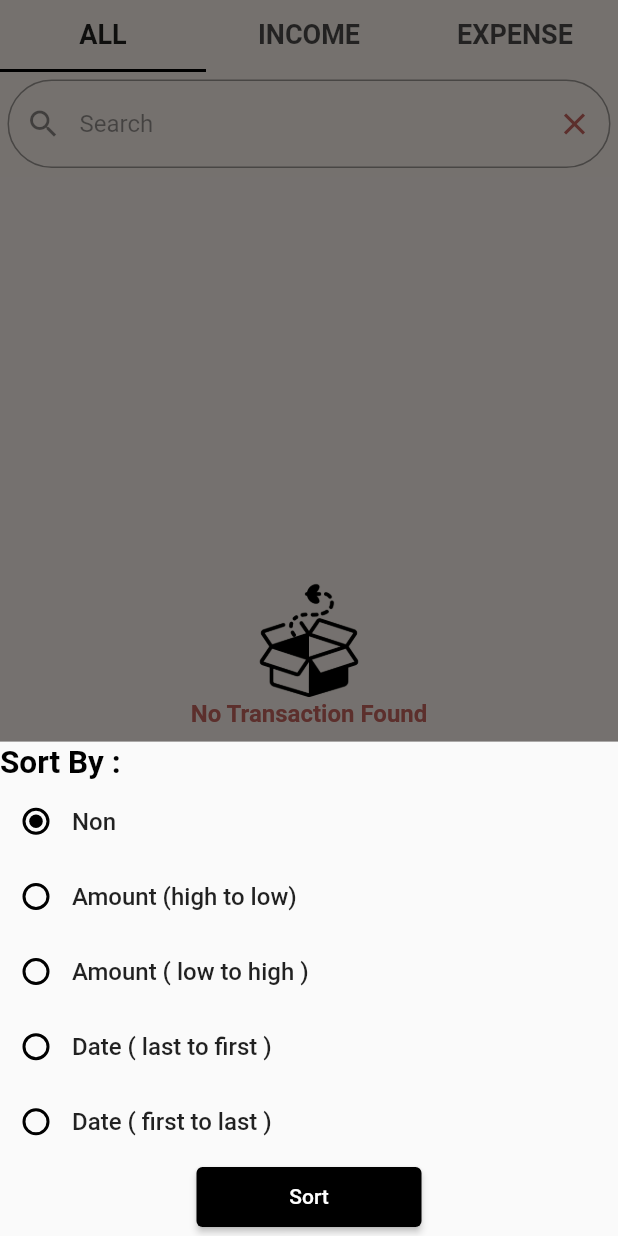
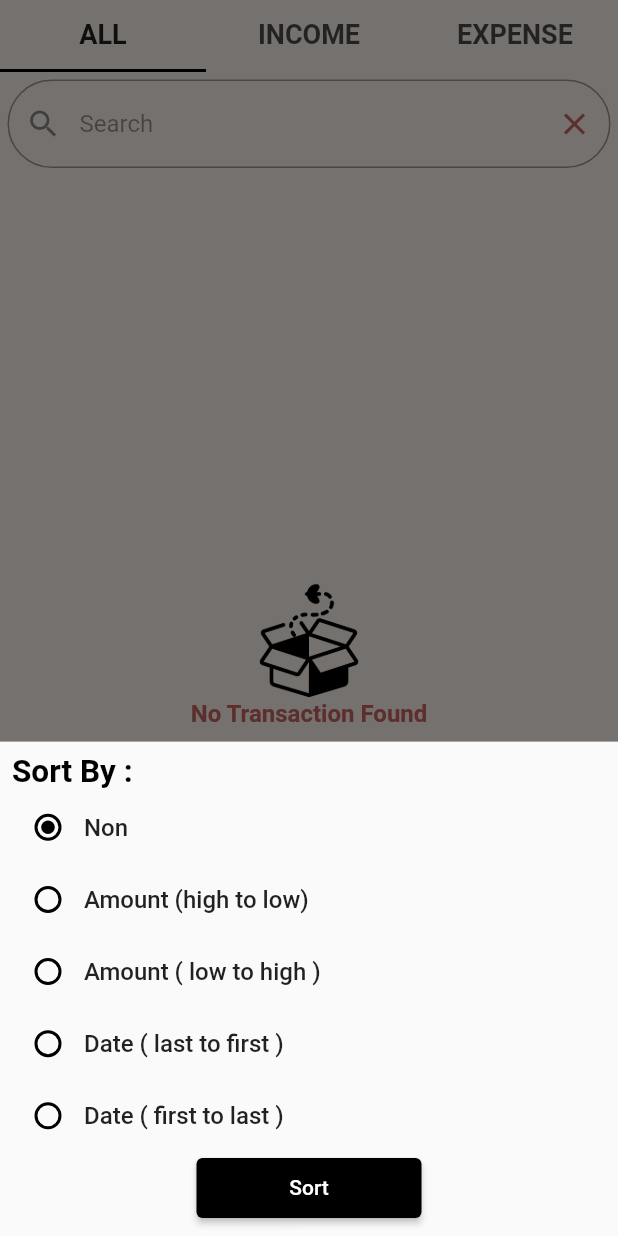
Before and after one commit to salman-kv/moneyfi-first-project-all-done, a Flutter app: the AllTransactionScreen screen opened directly, after a tap on "Sort", on a phone screen of 412 x 824 dp. Run offline on Flutter 3.47's test engine with Material 2 defaults, Android fonts, the phone set to English and light mode, and no system bars; our stand-ins replace curved_labeled_navigation_bar, font_awesome_flutter, hive, hive_flutter, recase, syncfusion_flutter_charts; missing offline and left inert: circular_progress_stack; accounts and stored records are empty; Roboto replaces fonts that are missing (archivo narrow).

Commit message:
after bug and last lested for version 2

```diff
--- a/lib/screens/all_transaction/card/all_card.dart
+++ b/lib/screens/all_transaction/card/all_card.dart
@@ -163,7 +163,7 @@ class AllCard extends StatelessWidget {
                                   color: expenseColor,
                                   size: 17,
                                 )
-                              : const SizedBox()
+                              : const SizedBox(width: 17,)
                     ],
                   ),
                 ),
--- a/lib/screens/all_transaction/sort_filter/sort.dart
+++ b/lib/screens/all_transaction/sort_filter/sort.dart
@@ -23,7 +23,9 @@ class _FilterState extends State<TransactionSort> {
   @override
   Widget build(BuildContext context) {
     // var textsize = MediaQuery.of(context).textScaleFactor;
-    return Column(
+    return Padding(
+      padding: const EdgeInsets.all(8.0),
+      child: Column(
         crossAxisAlignment: CrossAxisAlignment.start,
         mainAxisAlignment: MainAxisAlignment.spaceEvenly,
         children: [
@@ -162,6 +164,7 @@ class _FilterState extends State<TransactionSort> {
             ],
           )
         ],
+      ),
     );
   }
 
```
Also changed, not shown: lib/screens/graph/graph_screen.dart (+51 -16 lines), firebase.json, 6 other files. Lines whose indentation alone changed are shown as unchanged.
